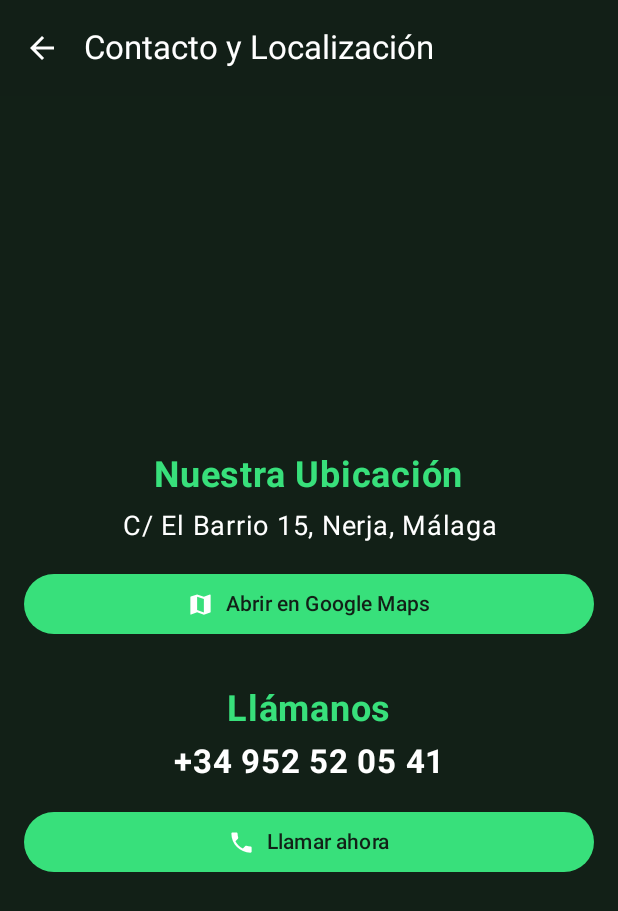
After one commit to Gaby79dev/Mena-Garden-App, an Android app built with Jetpack Compose: the ContactScreen screen opened through its navigation route, on a phone screen of 412 x 824 dp. The commit adds this screen. Shown: the top 911 px of the screen. Run offline under Robolectric (Android 15) with nearby library versions, the phone set to English and light mode, and no system bars; our stand-ins replace Dagger/Hilt's generated code; libraries missing offline, so code that uses them is left out: androidx.hilt.lifecycle; pictures from the network do not load.

Commit message:
actualizando app

```diff
--- a/app/src/main/java/com/garden/menagarden/MainActivity.kt
+++ b/app/src/main/java/com/garden/menagarden/MainActivity.kt
@@ -10,7 +10,9 @@ import androidx.navigation.compose.NavHost
 import androidx.navigation.compose.composable
 import androidx.navigation.compose.rememberNavController
 import androidx.navigation.navArgument
+import com.garden.menagarden.ui.contact.ContactScreen
 import com.garden.menagarden.ui.landing.LandingScreen
+import com.garden.menagarden.ui.landing.OurHistoryScreen
 import com.garden.menagarden.ui.menu.MenuTabs
 import com.garden.menagarden.ui.theme.MenaGardenTheme
 import dagger.hilt.android.AndroidEntryPoint
@@ -35,6 +37,12 @@ fun MenaGardenNavHost() {
         composable("landing") {
             LandingScreen(navController = navController)
         }
+        composable("history") {
+            OurHistoryScreen(navController = navController)
+        }
+        composable("contact") {
+            ContactScreen(navController = navController)
+        }
         composable(
             route = "menu?selectedTab={selectedTab}",
             arguments = listOf(navArgument("selectedTab") {
@@ -43,7 +51,7 @@ fun MenaGardenNavHost() {
             })
         ) { backStackEntry ->
             val selectedTab = backStackEntry.arguments?.getString("selectedTab")
-            MenuTabs(selectedTab=selectedTab)
+            MenuTabs(selectedTab = selectedTab)
         }
     }
 }
--- /dev/null
+++ b/app/src/main/java/com/garden/menagarden/ui/contact/ContactScreen.kt
@@ -0,0 +1,138 @@
+package com.garden.menagarden.ui.contact
+
+import android.content.Intent
+import android.net.Uri
+import androidx.compose.foundation.layout.Arrangement
+import androidx.compose.foundation.layout.Column
+import androidx.compose.foundation.layout.Spacer
+import androidx.compose.foundation.layout.fillMaxSize
+import androidx.compose.foundation.layout.fillMaxWidth
+import androidx.compose.foundation.layout.height
+import androidx.compose.foundation.layout.padding
+import androidx.compose.foundation.layout.size
+import androidx.compose.foundation.rememberScrollState
+import androidx.compose.foundation.verticalScroll
+import androidx.compose.material.icons.Icons
+import androidx.compose.material.icons.automirrored.filled.ArrowBack
+import androidx.compose.material.icons.filled.Map
+import androidx.compose.material.icons.filled.Phone
+import androidx.compose.material3.*
+import androidx.compose.runtime.Composable
+import androidx.compose.ui.Alignment
+import androidx.compose.ui.Modifier
+import androidx.compose.ui.platform.LocalContext
+import androidx.compose.ui.text.font.FontWeight
+import androidx.compose.ui.text.style.TextAlign
+import androidx.compose.ui.unit.dp
+import androidx.compose.ui.unit.sp
+import androidx.navigation.NavController
+import com.garden.menagarden.ui.menu.BackgroundDark
+import com.garden.menagarden.ui.menu.PrimaryColor
+import com.garden.menagarden.ui.menu.TextColor
+
+@OptIn(ExperimentalMaterial3Api::class)
+@Composable
+fun ContactScreen(navController: NavController) {
+    val context = LocalContext.current
+
+    Scaffold(
+        topBar = {
+            TopAppBar(
+                title = { Text("Contacto y Localización", color = TextColor) },
+                navigationIcon = {
+                    IconButton(onClick = { navController.navigateUp() }) {
+                        Icon(
+                            imageVector = Icons.AutoMirrored.Filled.ArrowBack,
+                            contentDescription = "Volver",
+                            tint = TextColor
+                        )
+                    }
+                },
+                colors = TopAppBarDefaults.topAppBarColors(
+                    containerColor = BackgroundDark.copy(alpha = 0.8f)
+                )
+            )
+        },
+        containerColor = BackgroundDark
+    ) { paddingValues ->
+        Column(
+            modifier = Modifier
+                .fillMaxSize()
+                .padding(paddingValues)
+                .padding(16.dp)
+                .verticalScroll(rememberScrollState()),
+            horizontalAlignment = Alignment.CenterHorizontally,
+            verticalArrangement = Arrangement.Center
+        ) {
+            // Location Info
+            Text(
+                text = "Nuestra Ubicación",
+                color = PrimaryColor,
+                fontSize = 24.sp,
+                fontWeight = FontWeight.Bold,
+            )
+            Spacer(modifier = Modifier.height(8.dp))
+            Text(
+                text = "C/ El Barrio 15, Nerja, Málaga",
+                color = TextColor,
+                fontSize = 18.sp,
+                textAlign = TextAlign.Center
+            )
+            Spacer(modifier = Modifier.height(16.dp))
+            Button(
+                onClick = {
+                    val gmmIntentUri = Uri.parse("geo:0,0?q=C/ El Barrio 15, Nerja, Málaga")
+                    val mapIntent = Intent(Intent.ACTION_VIEW, gmmIntentUri)
+                    mapIntent.setPackage("com.google.android.apps.maps")
+                    context.startActivity(mapIntent)
+                },
+                colors = ButtonDefaults.buttonColors(containerColor = PrimaryColor),
+                modifier = Modifier.fillMaxWidth()
+            ) {
+                Icon(
+                    imageVector = Icons.Default.Map,
+                    contentDescription = "Abrir en mapa",
+                    modifier = Modifier.size(ButtonDefaults.IconSize)
+                )
+                Spacer(Modifier.size(ButtonDefaults.IconSpacing))
+                Text("Abrir en Google Maps", color = BackgroundDark)
+            }
+
+            Spacer(modifier = Modifier.height(32.dp))
+
+            // Phone Info
+            Text(
+                text = "Llámanos",
+                color = PrimaryColor,
+                fontSize = 24.sp,
+                fontWeight = FontWeight.Bold,
+            )
+            Spacer(modifier = Modifier.height(8.dp))
+            Text(
+                text = "+34 952 52 05 41",
+                color = TextColor,
+                fontSize = 22.sp,
+                fontWeight = FontWeight.Bold,
+                textAlign = TextAlign.Center
+            )
+            Spacer(modifier = Modifier.height(16.dp))
+            Button(
+                onClick = {
+                    val phone = "+34952520541"
+                    val intent = Intent(Intent.ACTION_DIAL, Uri.fromParts("tel", phone, null))
+                    context.startActivity(intent)
+                },
+                colors = ButtonDefaults.buttonColors(containerColor = PrimaryColor),
+                modifier = Modifier.fillMaxWidth()
+            ) {
+                Icon(
+                    imageVector = Icons.Default.Phone,
+                    contentDescription = "Llamar",
+                    modifier = Modifier.size(ButtonDefaults.IconSize)
+                )
+                Spacer(Modifier.size(ButtonDefaults.IconSpacing))
+                Text("Llamar ahora", color = BackgroundDark)
+            }
+        }
+    }
+}
--- a/app/src/main/java/com/garden/menagarden/ui/landing/LandingScreen.kt
+++ b/app/src/main/java/com/garden/menagarden/ui/landing/LandingScreen.kt
@@ -72,7 +72,7 @@ fun LandingScreen(navController: NavController, modifier: Modifier = Modifier) {
             )
             Spacer(modifier = Modifier.height(32.dp))
             Button(
-                onClick = { /* TODO */ },
+                onClick = { navController.navigate("history") },
                 colors = ButtonDefaults.buttonColors(containerColor = primaryColor),
                 modifier = Modifier
                     .fillMaxWidth()
@@ -117,7 +117,7 @@ fun LandingScreen(navController: NavController, modifier: Modifier = Modifier) {
             }
             Spacer(modifier = Modifier.height(16.dp))
             Button(
-                onClick = { /* TODO */ },
+                onClick = { navController.navigate("contact") },
                 colors = ButtonDefaults.buttonColors(containerColor = primaryColor),
                 modifier = Modifier
                     .fillMaxWidth()
```
Also changed, not shown: app/src/main/java/com/garden/menagarden/ui/landing/OurHistoryScreen.kt (added, +102 -0 lines).
